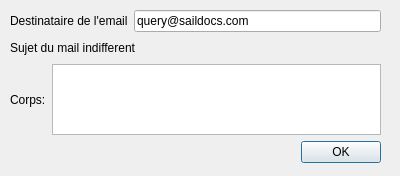
First picture: the form in src/Ui/sailDocs.ui, repository nohal/qtVlm, before the edit.
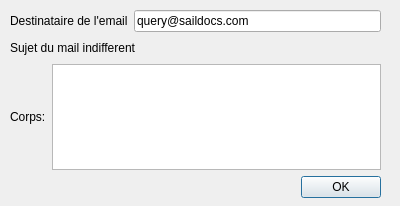
Second picture: the form after the edit.

Commit message: add yotreps data in boatReal

```diff
--- a/src/Ui/sailDocs.ui
+++ b/src/Ui/sailDocs.ui
@@ -7,7 +7,7 @@
     <x>0</x>
     <y>0</y>
     <width>400</width>
-    <height>176</height>
+    <height>206</height>
    </rect>
   </property>
   <property name="windowTitle">
@@ -19,7 +19,7 @@
      <x>10</x>
      <y>10</y>
      <width>371</width>
-     <height>153</height>
+     <height>188</height>
     </rect>
    </property>
    <layout class="QVBoxLayout" name="verticalLayout">
```
The commit also changes 2 other files.
